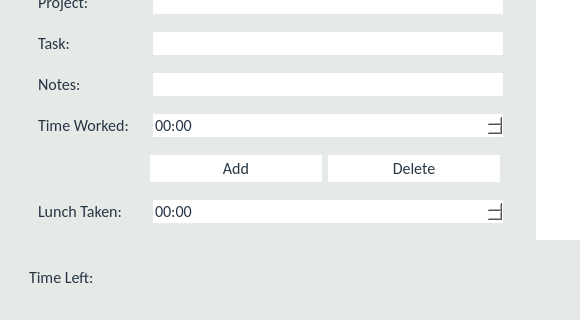
Above: Source/Time-Track/shifteditform.ui from joshuawootonn/time-track before the change; both pictures show x 0 to 580 and y 173 to 493 of the 1048 by 493 pixel window. Below: the same form after it.
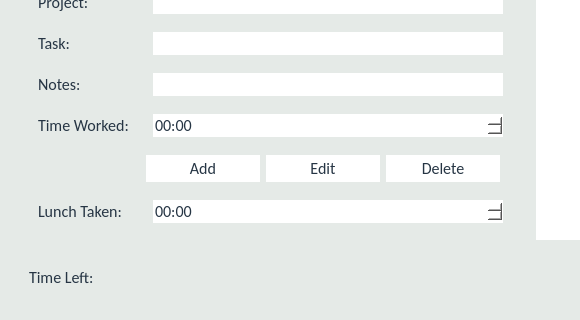
That is the form after the change.

```diff
--- a/Source/Time-Track/shifteditform.ui
+++ b/Source/Time-Track/shifteditform.ui
@@ -406,13 +406,13 @@
               <widget class="QPushButton" name="Add">
                <property name="minimumSize">
                 <size>
-                 <width>172</width>
+                 <width>114</width>
                  <height>0</height>
                 </size>
                </property>
                <property name="maximumSize">
                 <size>
-                 <width>172</width>
+                 <width>114</width>
                  <height>16777215</height>
                 </size>
                </property>
@@ -424,17 +424,36 @@
                </property>
               </widget>
              </item>
+             <item>
+              <widget class="QPushButton" name="Edit">
+               <property name="minimumSize">
+                <size>
+                 <width>114</width>
+                 <height>0</height>
+                </size>
+               </property>
+               <property name="maximumSize">
+                <size>
+                 <width>114</width>
+                 <height>16777215</height>
+                </size>
+               </property>
+               <property name="text">
+                <string>Edit</string>
+               </property>
+              </widget>
+             </item>
              <item>
               <widget class="QPushButton" name="Delete">
                <property name="minimumSize">
                 <size>
-                 <width>172</width>
+                 <width>114</width>
                  <height>0</height>
                 </size>
                </property>
                <property name="maximumSize">
                 <size>
-                 <width>172</width>
+                 <width>114</width>
                  <height>16777215</height>
                 </size>
                </property>
```
